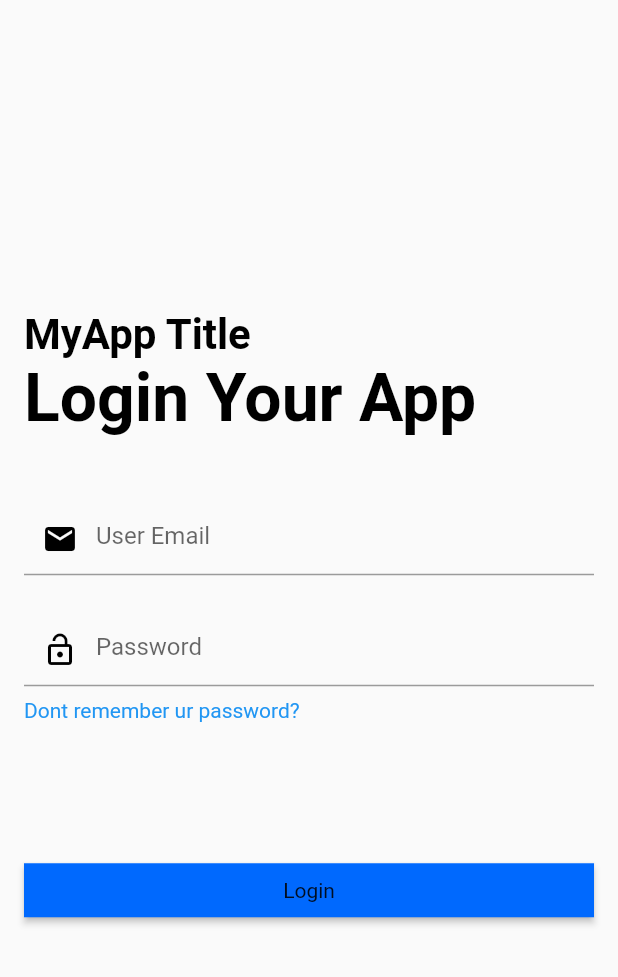
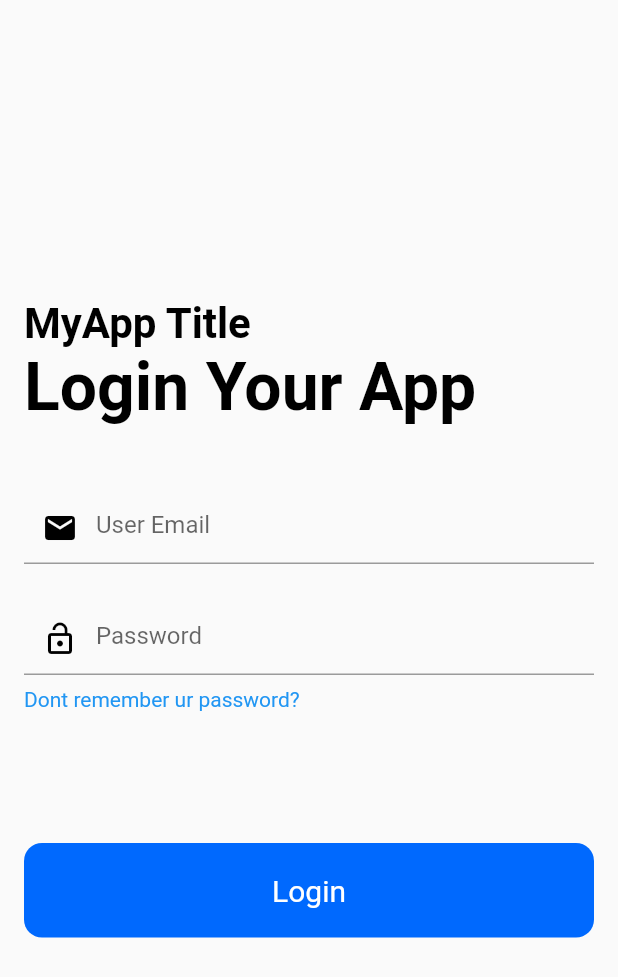
Before and after one commit to DiiWarsame/login_firebase, a Flutter app: the screen it shows after launch, on a phone screen of 412 x 824 dp. Shown: the top 977 px of the screen. Run offline on Flutter 3.47's test engine with Material 2 defaults, Android fonts, the phone set to English and light mode, and no system bars.

Commit message:
completing user_interface

```diff
--- a/lib/main.dart
+++ b/lib/main.dart
@@ -92,8 +92,18 @@ class _LoginScreenState extends State<LoginScreen> {
             width: double.infinity,
             child: RawMaterialButton(
               fillColor: Color(0xFF0069FE),
+              elevation: 0.0,
+              padding: EdgeInsets.symmetric(vertical: 20.0),
+
+              shape: RoundedRectangleBorder(
+                borderRadius: BorderRadius.circular(12.0)
+                ),
               onPressed: (){},
-              child: Text("Login"),
+              child: Text("Login", style: TextStyle(
+                color: Colors.white,
+                fontSize: 20.0
+              ),
+              ),
 
             ),
           ),
```
